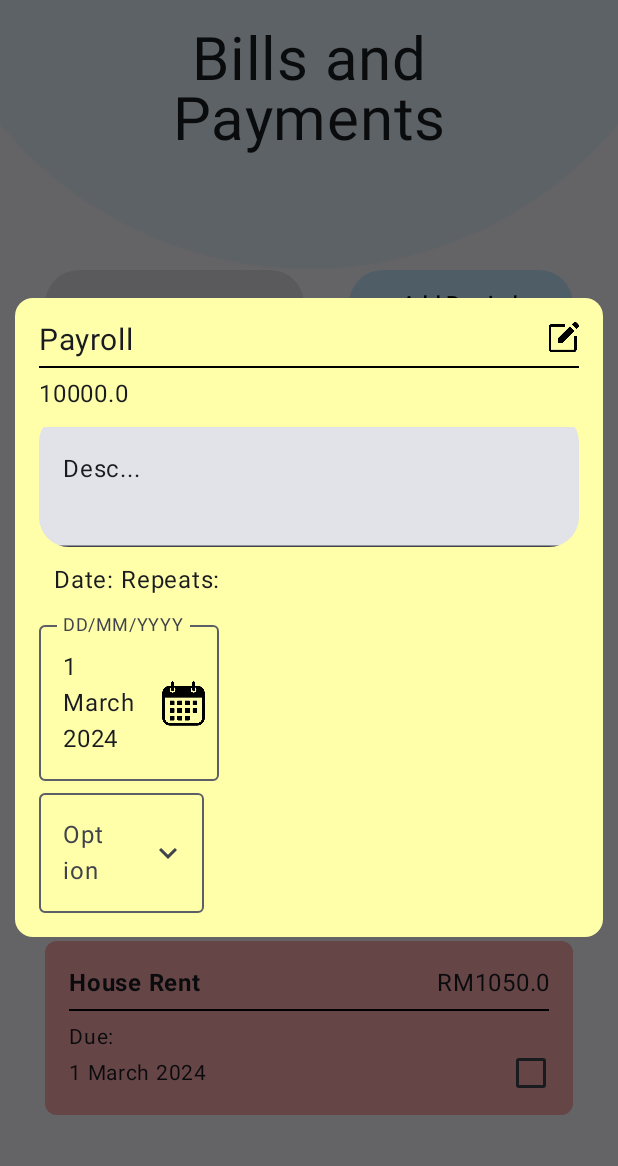
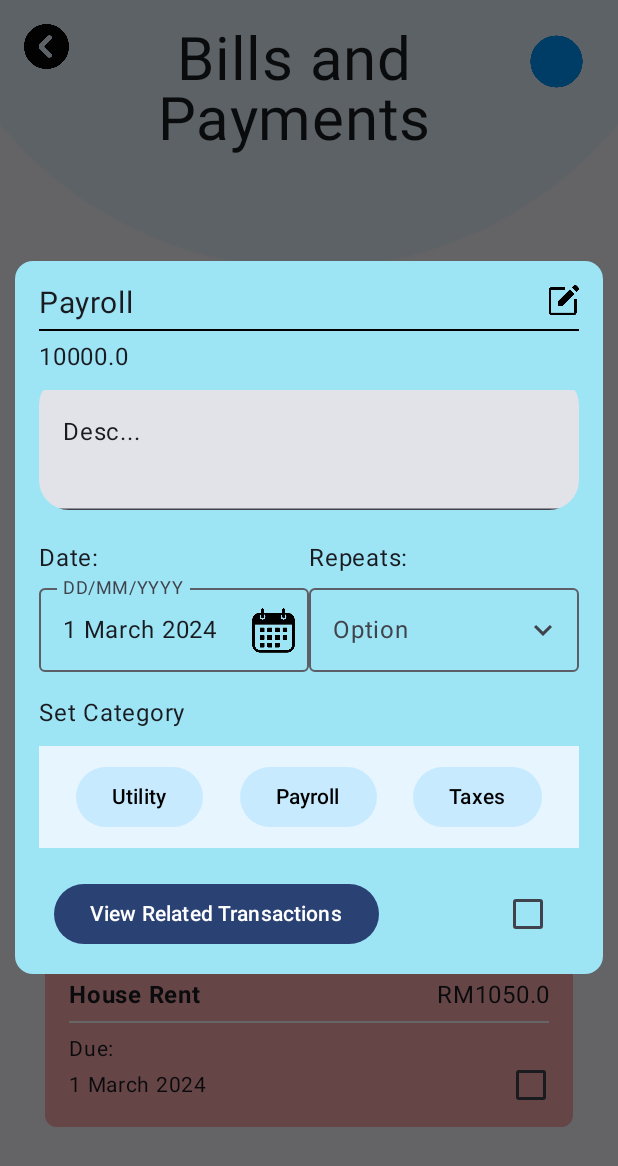
Before and after one commit to ExoticPengy/ArcticVault, an Android app built with Jetpack Compose: the composable ReminderScreen shown on its own in the app's theme, after a tap on "Payroll", on a phone screen of 412 x 824 dp. Shown: the top 1166 px of the screen. Run offline under Robolectric (Android 15) with nearby library versions, the phone set to English and light mode, and no system bars; 2 statements that could not run were skipped.

Commit message:
ui modification

```diff
--- a/app/src/main/java/com/example/arcticvault/ui/theme/AddReminder.kt
+++ b/app/src/main/java/com/example/arcticvault/ui/theme/AddReminder.kt
@@ -15,11 +15,13 @@ import androidx.compose.foundation.layout.padding
 import androidx.compose.foundation.layout.size
 import androidx.compose.foundation.layout.width
 import androidx.compose.foundation.shape.RoundedCornerShape
+import androidx.compose.foundation.text.KeyboardOptions
 import androidx.compose.material.icons.Icons
 import androidx.compose.material.icons.filled.KeyboardArrowDown
 import androidx.compose.material.icons.filled.KeyboardArrowUp
 import androidx.compose.material3.Button
 import androidx.compose.material3.ButtonDefaults
+import androidx.compose.material3.Divider
 import androidx.compose.material3.DropdownMenu
 import androidx.compose.material3.DropdownMenuItem
 import androidx.compose.material3.Icon
@@ -41,7 +43,9 @@ import androidx.compose.ui.layout.onGloballyPositioned
 import androidx.compose.ui.platform.LocalContext
 import androidx.compose.ui.platform.LocalDensity
 import androidx.compose.ui.res.painterResource
+import androidx.compose.ui.text.TextStyle
 import androidx.compose.ui.text.font.FontWeight
+import androidx.compose.ui.text.input.KeyboardType
 import androidx.compose.ui.text.style.TextAlign
 import androidx.compose.ui.unit.dp
 import androidx.compose.ui.unit.sp
@@ -80,7 +84,9 @@ fun ReminderDialog(onDismiss: () -> Unit) {
                     modifier = Modifier.align(Alignment.CenterHorizontally)
 
                 )
-                Spacer(modifier = Modifier.height(20.dp))
+                Divider(color = Color.Gray, thickness = 1.dp, modifier = Modifier.padding(vertical = 10.dp))
+
+                Spacer(modifier = Modifier.height(10.dp))
                 Row {
                     Text(text = "Title: ")
                     TextField(value = title, onValueChange = { title = it },
@@ -88,7 +94,9 @@ fun ReminderDialog(onDismiss: () -> Unit) {
                             .weight(1f)
                             .clip(RoundedCornerShape(40.dp))
                             .size(45.dp)
-                            .background(color = Color(231, 245, 255)))
+                            .background(color = Color(231, 245, 255)),
+                        textStyle = TextStyle(fontSize = 12.sp)
+                    )
                 }
 
 
@@ -100,7 +108,8 @@ fun ReminderDialog(onDismiss: () -> Unit) {
                         modifier = Modifier
                             .weight(1f)
                             .clip(RoundedCornerShape(20.dp))
-                            .size(60.dp))
+                            .size(60.dp),
+                        textStyle = TextStyle(fontSize = 12.sp))
 
                 }
                 Spacer(modifier = Modifier.height(16.dp))
@@ -112,7 +121,10 @@ fun ReminderDialog(onDismiss: () -> Unit) {
                         modifier = Modifier
                             .weight(1f)
                             .clip(RoundedCornerShape(40.dp))
-                            .size(45.dp))
+                            .size(45.dp),
+                        textStyle = TextStyle(fontSize = 12.sp),
+                        keyboardOptions = KeyboardOptions(keyboardType = KeyboardType.Number)
+                    )
 
                 }
                 Spacer(modifier = Modifier.height(16.dp))
@@ -144,18 +156,7 @@ fun ReminderDialog(onDismiss: () -> Unit) {
                     CategoryButton("Utility", selectedCategory, onCategorySelected = { selectedCategory = it })
                     CategoryButton("Payroll", selectedCategory, onCategorySelected = { selectedCategory = it })
                     CategoryButton("Taxes", selectedCategory, onCategorySelected = { selectedCategory = it })
-                    /*Button( onClick = {  },
-                        colors = ButtonDefaults.buttonColors(Color(199, 234, 255))) {
-                        Text("Utility", color = Color.Black)
-                    }
-                    Button( onClick = {  },
-                        colors = ButtonDefaults.buttonColors(Color(199, 234, 255))) {
-                        Text("Payroll", color = Color.Black)
-                    }
-                    Button( onClick = {  },
-                        colors = ButtonDefaults.buttonColors(Color(199, 234, 255))) {
-                        Text("Taxes", color = Color.Black)
-                    }*/
+
                 }
                 Spacer(modifier = Modifier.height(16.dp))
 
--- a/app/src/main/java/com/example/arcticvault/ui/theme/Reminder.kt
+++ b/app/src/main/java/com/example/arcticvault/ui/theme/Reminder.kt
@@ -5,6 +5,7 @@ import androidx.compose.foundation.background
 import androidx.compose.foundation.clickable
 import androidx.compose.foundation.layout.Arrangement
 import androidx.compose.foundation.layout.Column
+import androidx.compose.foundation.layout.IntrinsicSize
 import androidx.compose.foundation.layout.Row
 import androidx.compose.foundation.layout.Spacer
 import androidx.compose.foundation.layout.fillMaxWidth
@@ -33,23 +34,25 @@ import androidx.compose.ui.draw.clip
 import androidx.compose.ui.graphics.Color
 import androidx.compose.ui.layout.ContentScale
 import androidx.compose.ui.res.painterResource
+import androidx.compose.ui.text.TextStyle
 import androidx.compose.ui.text.font.FontWeight
 import androidx.compose.ui.text.style.TextAlign
 import androidx.compose.ui.unit.dp
 import androidx.compose.ui.unit.sp
 import androidx.compose.ui.window.Dialog
+import androidx.navigation.NavController
 import com.example.arcticvault.R
 
 @Composable
-fun ReminderScreen() {
+fun ReminderScreen(/*navController: NavController*/) {
     Column {
-        ReminderTopUi()
+        ReminderTopUi(/*navController*/)
         BillScreen()
     }
 }
 
 @Composable
-fun ReminderTopUi(){
+fun ReminderTopUi(/*navController: NavController*/){
     var search by remember { mutableStateOf("") }
 
     var showDialog by remember {
@@ -67,22 +70,35 @@ fun ReminderTopUi(){
         Column {
 
             Row(
-                horizontalArrangement = Arrangement.Center,
-                modifier = Modifier.fillMaxWidth()
+                horizontalArrangement = Arrangement.SpaceBetween,
+                modifier = Modifier
+                    .fillMaxWidth()
+                    .padding(horizontal = 16.dp)
+                    .padding(vertical = 16.dp)
             ) {
-
+                Image(
+                    painter = painterResource(R.drawable.backbutton),
+                    contentDescription = "back",
+                    modifier = Modifier.size(30.dp)
+                        .clickable { /*navController.navigate("home")*/ }
+                )
                 Text(
                     text = "Bills and Payments",
                     fontSize = 40.sp,
                     textAlign = TextAlign.Center,
                     lineHeight = 40.sp,
                     modifier = Modifier
-                        .padding(vertical = 16.dp)
-                        .padding(horizontal = 100.dp)
+                        .padding(horizontal = 30.dp)
+                        .width(IntrinsicSize.Min)
+                )
+                Image(
+                    painter = painterResource(R.drawable.profilepic),
+                    contentDescription = "Profile",
+                    modifier = Modifier.size(50.dp)
                 )
             }
 
-            //search bar
+            //search and add reminder
             Row(
                 modifier = Modifier
                     .fillMaxWidth()
@@ -91,10 +107,12 @@ fun ReminderTopUi(){
                 horizontalArrangement = Arrangement.SpaceBetween,
                 verticalAlignment = Alignment.CenterVertically
             ) {
+                //search bar
                 TextField(
                     value = search,
                     onValueChange = { search = it },
                     placeholder = { Text("Search...", fontSize = 10.sp) },
+                    textStyle = TextStyle(fontSize = 10.sp),
                     modifier = Modifier
                         .weight(1f)
                         .clip(RoundedCornerShape(40.dp))
@@ -127,14 +145,18 @@ fun BillScreen() {
             BillItem(Bill("Payroll", 10000.00, "1 March 2024","Upcoming")){
                 selectedBill = it
             }
+            Divider(color = Color.Black, thickness = 1.5.dp, modifier = Modifier.padding(vertical = 5.dp))
 
-            Spacer(modifier = Modifier.height(16.dp))
+
+            Spacer(modifier = Modifier.height(8.dp))
             Text("Completed:", fontSize = 18.sp, fontWeight = FontWeight.Bold)
             BillItem(Bill("Electricity Bills", 150.00, "1 March 2024","Done")){
                 selectedBill = it
             }
+            Divider(color = Color.Black, thickness = 1.dp, modifier = Modifier.padding(vertical = 5.dp))
 
-            Spacer(modifier = Modifier.height(16.dp))
+
+            Spacer(modifier = Modifier.height(8.dp))
             Text("Late:", fontSize = 18.sp, fontWeight = FontWeight.Bold)
             BillItem(Bill("House Rent", 1050.00, "1 March 2024","Late")){
                 selectedBill = it
@@ -142,6 +164,7 @@ fun BillScreen() {
 
         }
     }
+
 
     selectedBill?.let {
         BillDetailsDialog(bill = it, onDismiss = { selectedBill = null })
@@ -195,7 +218,7 @@ fun BillItem(bill: Bill, onClick: (Bill) -> Unit) {
                 )
 
             }
-            Divider(color = Color.Black, thickness = 1.dp, modifier = Modifier.padding(vertical = 5.dp))
+            Divider(color = Color.White, thickness = 1.dp, modifier = Modifier.padding(vertical = 5.dp))
             if (bill.status == "Done") {
                 Text("Next Payment:", fontSize = 14.sp)
             } else {
@@ -213,5 +236,9 @@ fun BillItem(bill: Bill, onClick: (Bill) -> Unit) {
             }
 
         }
+
     }
+
+
+
 }
--- a/app/src/main/java/com/example/arcticvault/ui/theme/ViewReminderDetail.kt
+++ b/app/src/main/java/com/example/arcticvault/ui/theme/ViewReminderDetail.kt
@@ -1,14 +1,19 @@
 package com.example.arcticvault.ui.theme
 
 import androidx.compose.foundation.Image
+import androidx.compose.foundation.background
+import androidx.compose.foundation.layout.Arrangement
 import androidx.compose.foundation.layout.Column
 import androidx.compose.foundation.layout.Row
+import androidx.compose.foundation.layout.Spacer
 import androidx.compose.foundation.layout.fillMaxWidth
 import androidx.compose.foundation.layout.height
 import androidx.compose.foundation.layout.padding
 import androidx.compose.foundation.layout.size
 import androidx.compose.foundation.layout.width
 import androidx.compose.foundation.shape.RoundedCornerShape
+import androidx.compose.material3.Button
+import androidx.compose.material3.Checkbox
 import androidx.compose.material3.Divider
 import androidx.compose.material3.OutlinedTextField
 import androidx.compose.material3.Surface
@@ -20,6 +25,7 @@ import androidx.compose.ui.Modifier
 import androidx.compose.ui.draw.clip
 import androidx.compose.ui.graphics.Color
 import androidx.compose.ui.res.painterResource
+import androidx.compose.ui.semantics.Role.Companion.Checkbox
 import androidx.compose.ui.text.font.FontWeight
 import androidx.compose.ui.unit.dp
 import androidx.compose.ui.unit.sp
@@ -30,7 +36,7 @@ import com.example.arcticvault.R
 fun BillDetailsDialog(bill: Bill, onDismiss: () -> Unit){
     Dialog(onDismissRequest = onDismiss){
         Surface(
-            color = Color(255,255,170),
+            color = Color(157, 228, 245),
             shape = RoundedCornerShape(12.dp),
             modifier = Modifier.padding(10.dp)
         ){
@@ -48,7 +54,7 @@ fun BillDetailsDialog(bill: Bill, onDismiss: () -> Unit){
                     }
 
                 }
-                Divider(color = Color.Black, thickness = 1.dp, modifier = Modifier.padding(vertical = 5.dp))
+                Divider(color = Color.Black, thickness = 1.5.dp, modifier = Modifier.padding(vertical = 5.dp))
 
                 Text(text = bill.amount.toString())
                 TextField(value = "Desc...", onValueChange = { },
@@ -58,29 +64,41 @@ fun BillDetailsDialog(bill: Bill, onDismiss: () -> Unit){
                         .fillMaxWidth()
                         .padding(top = 10.dp))
 
-                Column {
-                    Row (modifier = Modifier.padding(10.dp)){
-                        Text(text = "Date: ")
-                        Text(text = "Repeats: ")
+
+                Row(modifier = Modifier.padding(top = 20.dp)) {
+                    Column(modifier = Modifier.weight(1f)) {
+                        Text(text = "Date:")
+                        DatePickerField(value = bill.dueDate, onDateSelected = {  })
                     }
-                    Row (modifier = Modifier.width(120.dp)){
-                        DatePickerField(value = bill.dueDate, onDateSelected = { })
-                    }
-                    Row (modifier = Modifier.width(110.dp)){
+                    Column(modifier = Modifier.weight(1f)) {
+                        Text(text = "Repeats:")
                         DropDownMenu()
                     }
+                }
+                Text(text = "Set Category", modifier = Modifier.padding(top = 15.dp))
 
-
+                Row(modifier = Modifier
+                    .fillMaxWidth()
+                    .padding(top = 10.dp)
+                    .background(color = Color(231, 245, 255))
+                    .padding(vertical = 10.dp),
+                    horizontalArrangement = Arrangement.SpaceEvenly) {
+                    CategoryButton("Utility", "", onCategorySelected = {  })
+                    CategoryButton("Payroll", "selectedCategory", onCategorySelected = {  })
+                    CategoryButton("Taxes", "selectedCategory", onCategorySelected = {  })
                 }
 
-
-
-                /*OutlinedTextField(
-                    value = bill.name,
-                    onValueChange = { },
-                    label = { Text("Name") },
-                    modifier = Modifier.fillMaxWidth()
-                )*/
+                Row(modifier = Modifier.padding(top = 20.dp)
+                    .padding(horizontal = 10.dp)) {
+                    Button(onClick = {  }) {
+                        Text("View Related Transactions")
+                    }
+                    Spacer(modifier = Modifier.weight(1f))
+                    Checkbox(
+                        checked = (bill.status == "Done"),
+                        onCheckedChange = {  }
+                    )
+                }
             }
         }
     }
```
